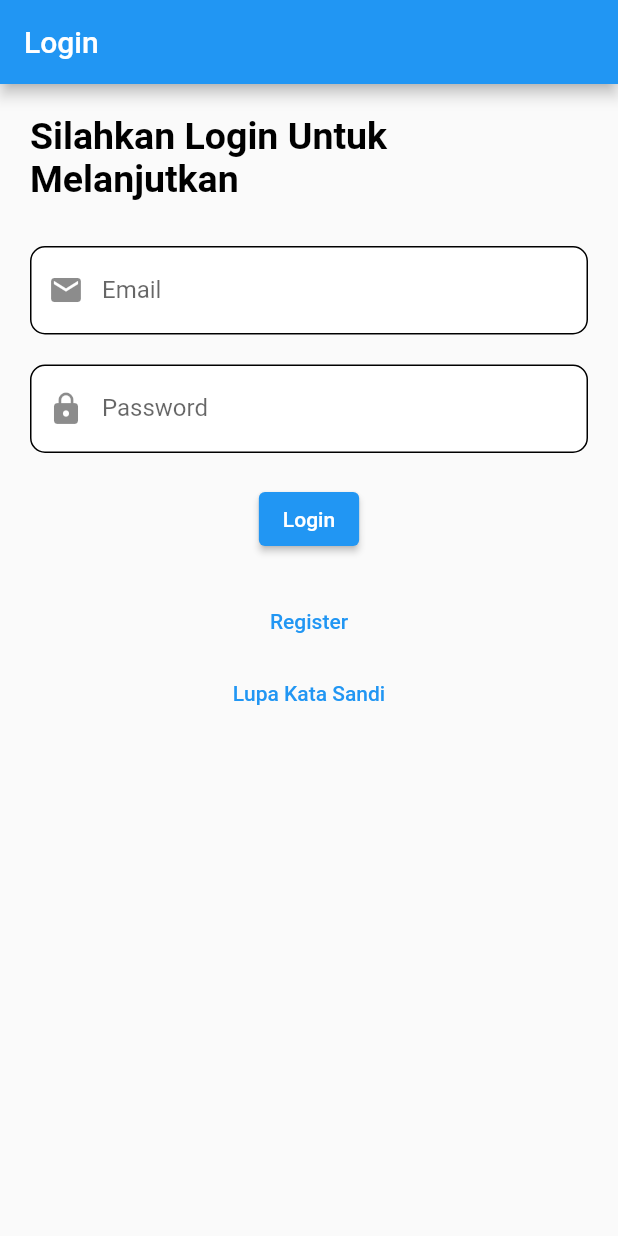
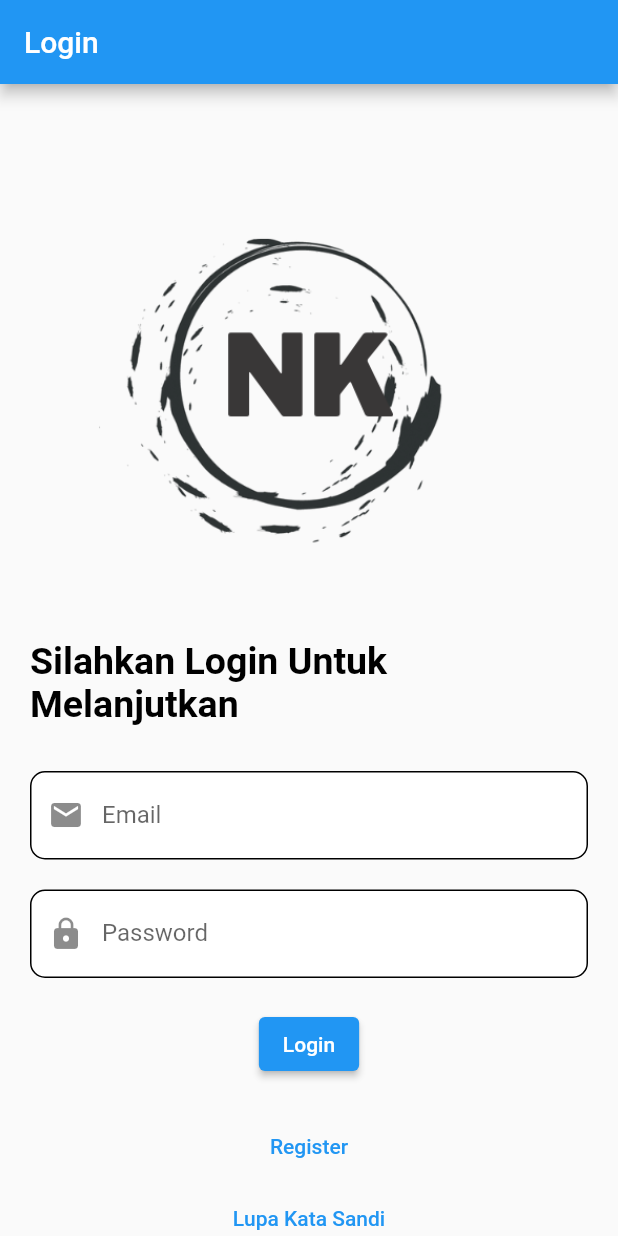
Before and after one commit to Aldiansyah03/Nebenk, a Flutter app: the screen it shows after launch, after a tap on "Get Started", on a phone screen of 412 x 824 dp. Run offline on Flutter 3.47's test engine with Material 2 defaults, Android fonts, the phone set to English and light mode, and no system bars; our stand-ins replace cloud_firestore, firebase_auth, firebase_core, google_maps_flutter; missing offline and left inert: flutter_polyline_points; accounts and stored records are empty; network calls fail.

Commit message:
tambah logo

```diff
--- a/lib/Pages/LoginScreen.dart
+++ b/lib/Pages/LoginScreen.dart
@@ -164,10 +164,15 @@ class _LoginPageState extends State<LoginPage> {
             child: Column(
               mainAxisAlignment: MainAxisAlignment.center,
               children: <Widget>[
-                const Column(
+                Column(
                   crossAxisAlignment: CrossAxisAlignment.center,
                   children: [
-                    Text(
+                    SizedBox(
+                      width: 350,
+                      height: 350,
+                      child: Image.asset("assets/NK.png"),
+                    ),
+                    const Text(
                       "Silahkan Login Untuk Melanjutkan",
                       style: TextStyle(
                           fontSize: 25,
```
